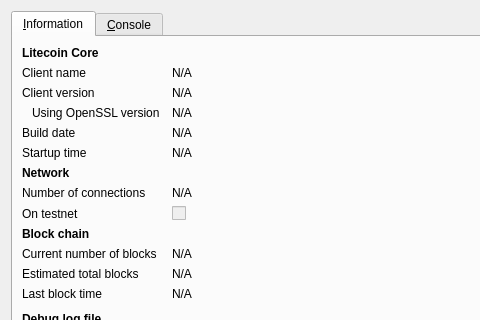
This is src/qt/forms/rpcconsole.ui in msgpo/Rodentcoin as Qt 5 draws it before an edit; both pictures show x 0 to 480 and y 0 to 320 of the 740 by 450 pixel window. The edited form follows.
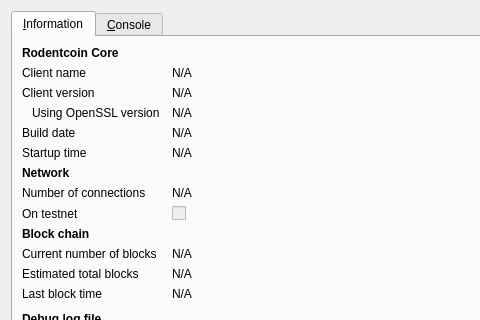
This is the edited form. Icons and pictures are not drawn.

The edit to the form file:
```diff
--- a/src/qt/forms/rpcconsole.ui
+++ b/src/qt/forms/rpcconsole.ui
@@ -36,7 +36,7 @@
           </font>
          </property>
          <property name="text">
-          <string>Litecoin Core</string>
+          <string>Rodentcoin Core</string>
          </property>
         </widget>
        </item>
```
Left out of the diff: 6 changed lines with no effect on the pictures.
